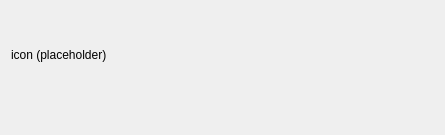
sashashura/client, file src/gui/loginrequireddialog/loginrequireddialog.ui: the form before one commit.
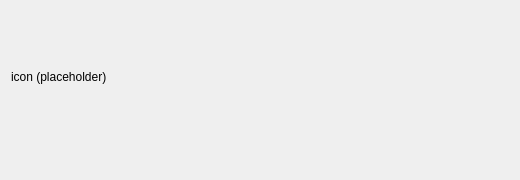
The form after the commit.

Patch:
```diff
--- a/src/gui/loginrequireddialog/loginrequireddialog.ui
+++ b/src/gui/loginrequireddialog/loginrequireddialog.ui
@@ -6,8 +6,8 @@
    <rect>
     <x>0</x>
     <y>0</y>
-    <width>445</width>
-    <height>135</height>
+    <width>520</width>
+    <height>180</height>
    </rect>
   </property>
   <property name="sizePolicy">
@@ -16,6 +16,12 @@
     <verstretch>0</verstretch>
    </sizepolicy>
   </property>
+  <property name="minimumSize">
+   <size>
+    <width>520</width>
+    <height>180</height>
+   </size>
+  </property>
   <property name="windowTitle">
    <string>Login required</string>
   </property>
```
Left out of the diff: 19 changed lines with no effect on the pictures.
